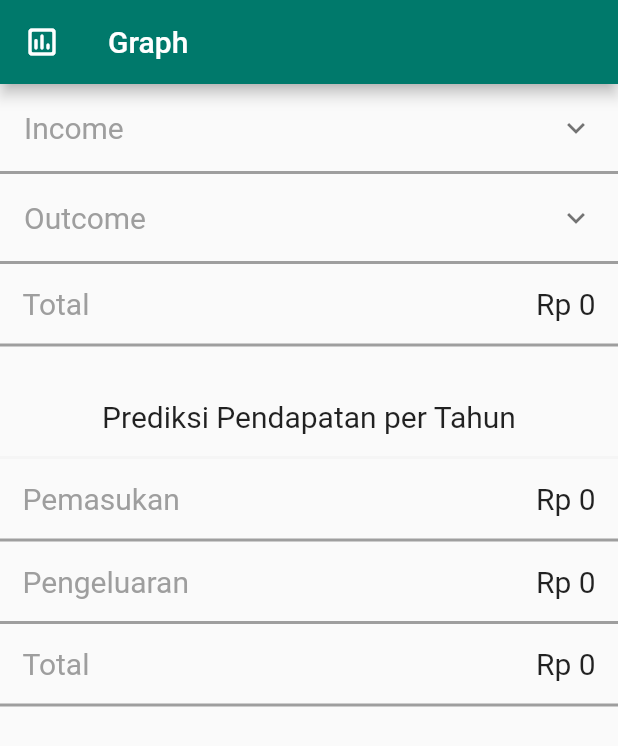
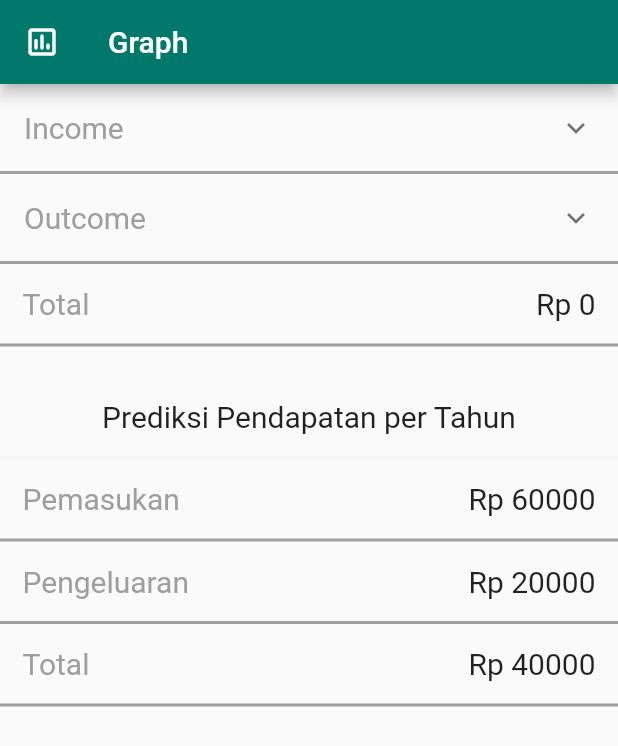
Before and after one commit to tonytomo/PAB, a Flutter app: the Graph screen opened directly, on a phone screen of 412 x 824 dp. Shown: the top 746 px of the screen. Run offline on Flutter 3.47's test engine with Material 2 defaults, Android fonts, the phone set to English and light mode, and no system bars; our stand-ins replace hive, hive_flutter; missing offline and left inert: cron, pab_dompet, workmanager; accounts and stored records are empty; generated files the repository leaves out were written again; statements that could not run were skipped.

```diff
--- a/lib/budget_page.dart
+++ b/lib/budget_page.dart
@@ -110,8 +110,8 @@ class _BudgetState extends State<Budget> {
                     padding: EdgeInsets.all(15),
                     onPressed: () {
                       budgetDailyBox.deleteAt(index);
-                      // test[index].close();
-                      // test.removeAt(index);
+                      test[index].close();
+                      test.removeAt(index);
                       setState(() {});
                       Navigator.of(context).pop();
                     },
--- a/lib/classes/debt.dart
+++ b/lib/classes/debt.dart
@@ -7,9 +7,7 @@ class DebtList {
   @HiveField(0)
   final int nom;
   @HiveField(1)
-  final String sym;
-  @HiveField(2)
   final String name;
 
-  DebtList(this.nom, this.sym, this.name);
+  DebtList(this.nom, this.name);
 }
--- a/lib/graph_page.dart
+++ b/lib/graph_page.dart
@@ -1,11 +1,9 @@
 import 'package:flutter/material.dart';
 import 'package:hive/hive.dart';
 import 'package:hive_flutter/hive_flutter.dart';
-import 'package:pab_dompet/budget_page.dart';
 import 'classes/history.dart';
 import 'package:pab_dompet/classes/history.dart';
 import 'classes/saldo.dart';
-import 'classes/budget.dart';
 import 'customExtensions/string_operation.dart';
 
 class Graph extends StatefulWidget {
@@ -15,10 +13,6 @@ class Graph extends StatefulWidget {
 
 final historyBox = Hive.box('history');
 final saldoBox = Hive.box('saldo');
-
-final budgetDailyBox = Hive.box('budgetdaily');
-final budgetWeeklyBox = Hive.box('budgetweekly');
-final budgetMonthlyBox = Hive.box('budgetmonthly');
 
 class _GraphState extends State<Graph> {
   @override
@@ -80,7 +74,7 @@ class _GraphState extends State<Graph> {
                           bottom: BorderSide(width: 2.0, color: Colors.grey)),
                     ),
                     padding: EdgeInsets.all(15),
-                    child: _RowIncome("Pemasukan"),
+                    child: _Row("Pemasukan", 60000),
                   ),
                   Container(
                     alignment: Alignment.centerLeft,
@@ -89,7 +83,7 @@ class _GraphState extends State<Graph> {
                           bottom: BorderSide(width: 2.0, color: Colors.grey)),
                     ),
                     padding: EdgeInsets.all(15),
-                    child: _RowOutcome("Pengeluaran"),
+                    child: _Row("Pengeluaran", 20000),
                   ),
                   Container(
                       alignment: Alignment.centerLeft,
@@ -98,7 +92,7 @@ class _GraphState extends State<Graph> {
                             bottom: BorderSide(width: 2.0, color: Colors.grey)),
                       ),
                       padding: EdgeInsets.all(15),
-                      child: _RowTotal("Total")),
+                      child: _Row("Total", 40000)),
                 ],
               ),
             ),
@@ -107,67 +101,6 @@ class _GraphState extends State<Graph> {
       ),
     );
   }
-}
-
-int income, outcome;
-
-Widget _RowIncome(String string) {
-  int sum = 0;
-  for (int i = 0; i < budgetDailyBox.length; i++) {
-    final budget = budgetDailyBox.getAt(i) as BudgetList;
-    if (budget.sym == "+") {
-      sum += budget.nom * 365;
-    }
-  }
-
-  for (int i = 0; i < budgetWeeklyBox.length; i++) {
-    final budget = budgetWeeklyBox.getAt(i) as BudgetList;
-    if (budget.sym == "+") {
-      sum += budget.nom * 52;
-    }
-  }
-
-  for (int i = 0; i < budgetMonthlyBox.length; i++) {
-    final budget = budgetMonthlyBox.getAt(i) as BudgetList;
-    if (budget.sym == "+") {
-      sum += budget.nom * 12;
-    }
-  }
-  income = sum;
-  return _Row(string, sum);
-}
-
-Widget _RowOutcome(String string) {
-  int sum = 0;
-  for (int i = 0; i < budgetDailyBox.length; i++) {
-    final budget = budgetDailyBox.getAt(i) as BudgetList;
-    if (budget.sym == "-") {
-      sum += budget.nom * 365;
-    }
-  }
-
-  for (int i = 0; i < budgetWeeklyBox.length; i++) {
-    final budget = budgetWeeklyBox.getAt(i) as BudgetList;
-    if (budget.sym == "-") {
-      sum += budget.nom * 52;
-    }
-  }
-
-  for (int i = 0; i < budgetMonthlyBox.length; i++) {
-    final budget = budgetMonthlyBox.getAt(i) as BudgetList;
-    if (budget.sym == "-") {
-      sum += budget.nom * 12;
-    }
-  }
-  outcome = sum;
-  return _Row(string, sum);
-}
-
-Widget _RowTotal(String string) {
-  int total;
-  total = income - outcome;
-
-  return _Row(string, total);
 }
 
 Widget _RowBalance(String string) {
@@ -200,8 +133,8 @@ Widget _Row(String string, int num) {
   var number = num.toString();
   return Container(
       alignment: Alignment.centerLeft,
-      child: Row(crossAxisAlignment: CrossAxisAlignment.center,
-          children: <Widget>[
+      child:
+      Row(crossAxisAlignment: CrossAxisAlignment.center, children: <Widget>[
         Expanded(
           flex: 1,
           child: Text(
@@ -243,18 +176,11 @@ Widget _ExpansionTileIncome(String title) {
               itemBuilder: (context, index) {
                 final history = historyBox.getAt(index) as History;
                 if (history.sym == "+") {
-                  return Container(
-                      alignment: Alignment.centerLeft,
-                      decoration: BoxDecoration(
-                        border: Border(
-                            bottom: BorderSide(width: 2.0, color: Colors.grey)),
-                      ),
-                      padding: EdgeInsets.all(15),
-                      child: _Row(history.ket, history.nominal));
+                  return ListTile(
+                    title: Text("${history.nominal}"),
+                  );
                 } else {
-                  return SizedBox(
-                    height: 0,
-                  );
+                  return SizedBox(height: 0,);
                   // return ListTile(
                   //   title: Text("Outcome"),
                   // );
@@ -288,14 +214,11 @@ Widget _ExpansionTileOutcome(String title) {
               itemBuilder: (context, index) {
                 final history = historyBox.getAt(index) as History;
                 if (history.sym == "-") {
-                  return Container(
-                      alignment: Alignment.centerLeft,
-                      padding: EdgeInsets.all(15),
-                      child: _Row(history.ket, history.nominal));
+                  return ListTile(
+                    title: Text("${history.nominal}"),
+                  );
                 } else {
-                  return SizedBox(
-                    height: 0,
-                  );
+                  return SizedBox(height: 0,);
                   // return ListTile(
                   //   title: Text("Income"),
                   // );
```
Also changed, not shown: lib/debt_page.dart (+15 -21 lines), lib/inputBudget.dart (+43 -8 lines), lib/main.dart (+2 -5 lines), lib/classes/debt.g.dart.
